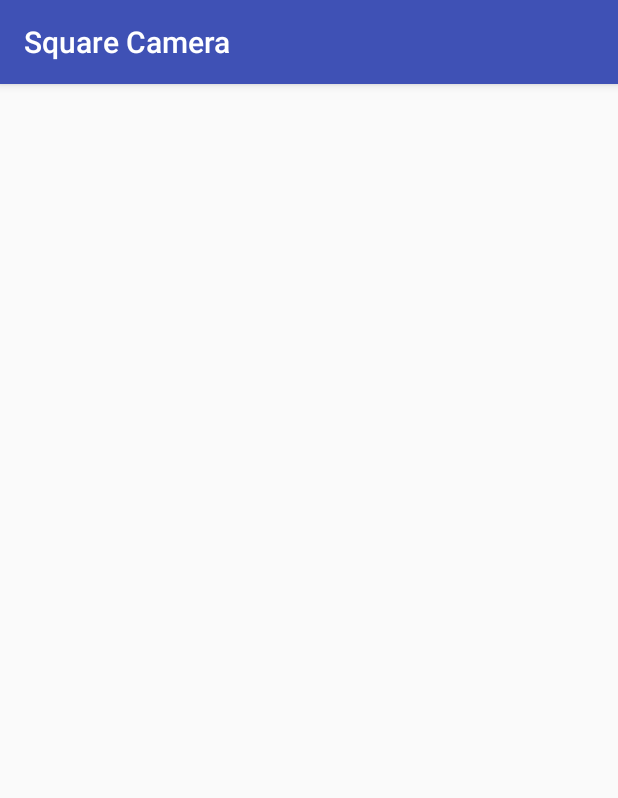
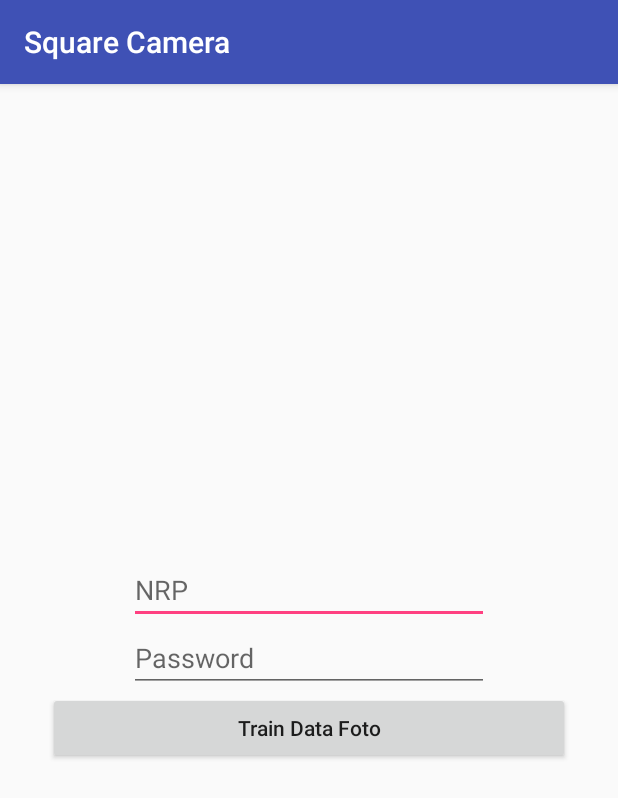
Before and after one commit to adamalfian/AttendanceMobileService, an Android app: the TrainActivity screen opened directly, with no data from a screen before it, on a phone screen of 412 x 824 dp. Shown: the top 798 px of the screen. Run offline under Robolectric (Android 15) with nearby library versions, the phone set to English and light mode, and no system bars; our stand-ins replace Volley; libraries missing offline, so code that uses them is left out: cn.pedant.

Commit message:
memperbaiki UI

```diff
--- a/app/src/main/java/com/example/irfan/squarecamera/PredictTtdActivity.java
+++ b/app/src/main/java/com/example/irfan/squarecamera/PredictTtdActivity.java
@@ -100,7 +100,6 @@ public class PredictTtdActivity extends AppCompatActivity {
                     ByteArrayOutputStream baos=new ByteArrayOutputStream();
                     byte[] byteArrayImage;
 
-
                     result.compress(Bitmap.CompressFormat.JPEG, 100, baos); //bm is the bitmap object
                     byteArrayImage = baos.toByteArray();
                     image_base64 = Base64.encodeToString(byteArrayImage, Base64.DEFAULT);
--- a/app/src/main/java/com/example/irfan/squarecamera/TrainActivity.java
+++ b/app/src/main/java/com/example/irfan/squarecamera/TrainActivity.java
@@ -1,8 +1,12 @@
 package com.example.irfan.squarecamera;
 
+import android.app.Activity;
 import android.support.v7.app.AppCompatActivity;
 import android.os.Bundle;
 import android.util.Log;
+import android.view.View;
+import android.widget.Button;
+import android.widget.EditText;
 import android.widget.Toast;
 
 import com.android.volley.Request;
@@ -13,13 +17,31 @@ import com.android.volley.toolbox.StringRequest;
 import java.util.HashMap;
 import java.util.Map;
 
+import cn.pedant.SweetAlert.SweetAlertDialog;
+
 public class TrainActivity extends AppCompatActivity {
 
+    private Button btnTrainImage;
+    private EditText nrp_train, passwrd_train;
+    private String predictionResult = "none";
     @Override
     protected void onCreate(Bundle savedInstanceState) {
         super.onCreate(savedInstanceState);
         setContentView(R.layout.activity_train);
-        training();
+
+        btnTrainImage = findViewById(R.id.btnTrainImage);
+        nrp_train = findViewById(R.id.et_nrp_train);
+        passwrd_train = findViewById(R.id.et_passwrd_train);
+
+        btnTrainImage.setOnClickListener(new View.OnClickListener() {
+            @Override
+            public void onClick(View view) {
+                if (nrp_train.getText().toString().isEmpty() || passwrd_train.getText().toString().isEmpty()) {
+                    Toast.makeText(getApplicationContext(), "Isi User dan Password anda!", Toast.LENGTH_SHORT).show();
+                }
+                else training();
+            }
+        });
     }
 
     protected void training() {
@@ -31,6 +53,9 @@ public class TrainActivity extends AppCompatActivity {
                         public void onResponse(String response) {
                             Toast.makeText(getApplicationContext(), "the response: " + response, Toast.LENGTH_LONG).show();
                             Log.d("TRAIN", "onResponse: " + response);
+                            predictionResult = response;
+
+                            showSuccessDialog();
                         }
                     },
                     new Response.ErrorListener() {
@@ -46,14 +71,27 @@ public class TrainActivity extends AppCompatActivity {
                     Map<String, String> params = new HashMap<>();
 
                     // Adding parameters
-                    params.put("idUser", "5115100705");
-                    params.put("password", "admin123");
+                    params.put("idUser", nrp_train.getText().toString());
+                    params.put("password", passwrd_train.getText().toString());
                     //returning parameters
                     return params;
                 }
             };
             VolleySingleton.getInstance(getApplicationContext()).addToRequestQueue(stringRequest);
         }
+    }
 
+    protected void showSuccessDialog() {
+        new SweetAlertDialog(this, SweetAlertDialog.SUCCESS_TYPE)
+                .setTitleText("Success! Hasil Training")
+                .setContentText(predictionResult)
+                .setConfirmClickListener(new SweetAlertDialog.OnSweetClickListener() {
+                    @Override
+                    public void onClick(SweetAlertDialog sweetAlertDialog) {
+                        setResult(Activity.RESULT_OK);
+                        finish();
+                    }
+                })
+                .show();
     }
 }
--- a/app/src/main/res/layout/activity_train.xml
+++ b/app/src/main/res/layout/activity_train.xml
@@ -1,9 +1,36 @@
 <?xml version="1.0" encoding="utf-8"?>
-<android.support.constraint.ConstraintLayout xmlns:android="http://schemas.android.com/apk/res/android"
+<LinearLayout xmlns:android="http://schemas.android.com/apk/res/android"
     xmlns:app="http://schemas.android.com/apk/res-auto"
     xmlns:tools="http://schemas.android.com/tools"
     android:layout_width="match_parent"
     android:layout_height="match_parent"
+    android:paddingLeft="32dp"
+    android:paddingRight="32dp"
+    android:orientation="vertical"
+    android:gravity="center"
     tools:context=".TrainActivity">
 
-</android.support.constraint.ConstraintLayout>
+    <EditText
+        android:id="@+id/et_nrp_train"
+        android:layout_width="240dp"
+        android:layout_gravity="center_horizontal"
+        android:layout_height="wrap_content"
+        android:hint="NRP"/>
+
+    <EditText
+        android:id="@+id/et_passwrd_train"
+        android:inputType="textPassword"
+        android:layout_gravity="center_horizontal"
+        android:layout_below="@+id/nrp"
+        android:layout_width="240dp"
+        android:layout_height="wrap_content"
+        android:hint="Password"/>
+
+    <Button
+        android:id="@+id/btnTrainImage"
+        android:layout_width="match_parent"
+        android:layout_height="wrap_content"
+        android:text="Train Data Foto"
+        android:textAllCaps="false"/>
+
+</LinearLayout>
```
Also changed, not shown: app/src/main/java/com/example/irfan/squarecamera/TrainTtdActivity.java (+39 -4 lines), app/src/main/res/layout/activity_train_ttd.xml (+29 -2 lines).
